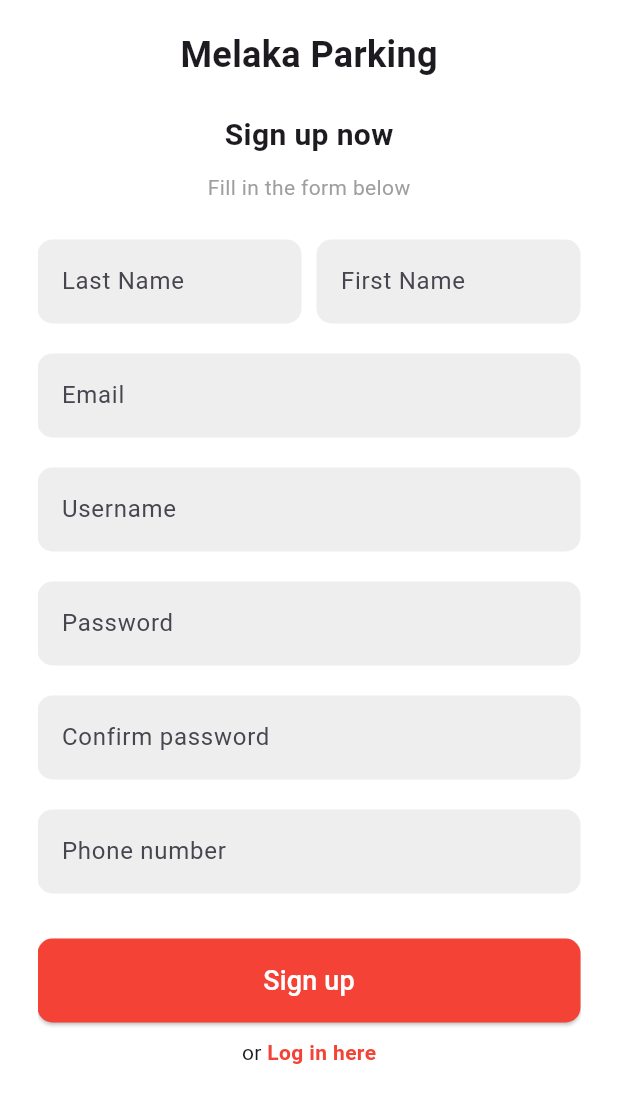
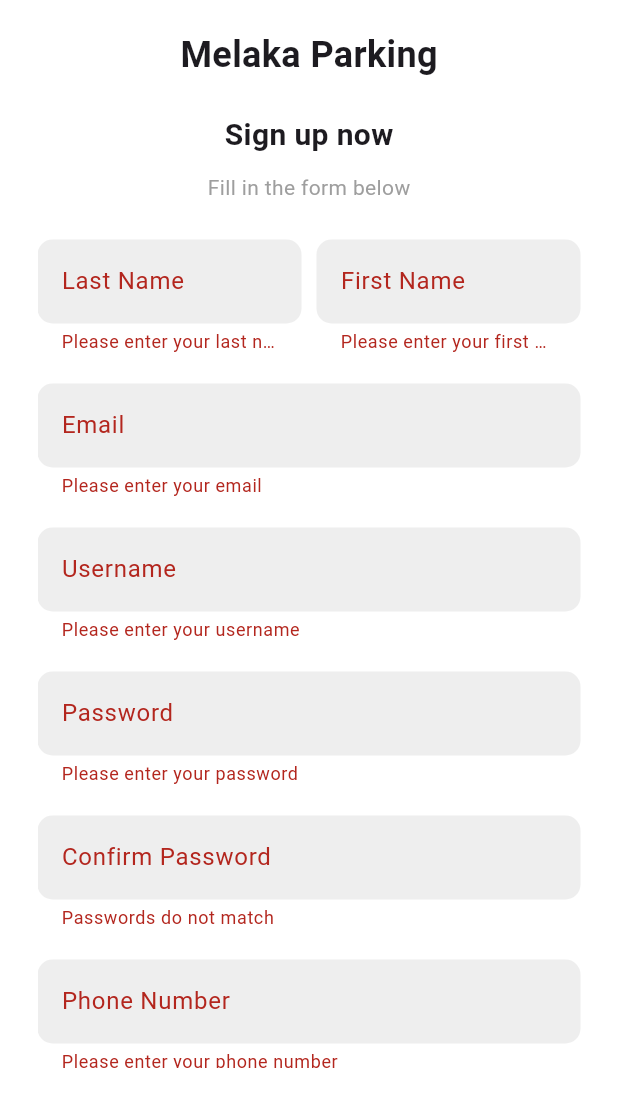
Before and after one commit to github-cweehy/Parking-Management-System, a Flutter app: the SignUpPage screen opened directly, scrolled down 58 dp, after a tap on "Sign up", on a phone screen of 412 x 824 dp, the part 131-1236 px from its top. Run offline on Flutter 3.47's test engine with Material 3 defaults, Android fonts, the phone set to English and light mode, and no system bars; our stand-ins replace cloud_firestore, firebase_core; accounts and stored records are empty.

Commit message:
new file:   parking_management_system/.vscode/settings.json 	modified:   parking_management_system/android/app/build.gradle 	modified:   parking_management_system/android/gradle.properties 	modified:   parking_management_system/lib/main.dart 	new file:   parking_management_system/lib/profile.dart 	modified:   parking_management_system/lib/signup.dart 	modified:   parking_management_system/macos/Flutter/GeneratedPluginRegistrant.swift 	modified:   parking_management_system/pubspec.lock 	modified:   parking_management_system/pubspec.yaml 	modified:   parking_management_system/windows/flutter/generated_plugin_registrant.cc 	modified:   parking_management_system/windows/flutter/generated_plugins.cmake

```diff
--- a/parking_management_system/lib/main.dart
+++ b/parking_management_system/lib/main.dart
@@ -2,11 +2,13 @@ import 'package:firebase_core/firebase_core.dart';
 import 'package:flutter/material.dart';
 import 'login.dart';
 
-void main() async{
+void main() async {
   WidgetsFlutterBinding.ensureInitialized();
   await Firebase.initializeApp();
   runApp(MyApp());
 }
+
+
 
 class MyApp extends StatelessWidget {
   @override
--- a/parking_management_system/lib/signup.dart
+++ b/parking_management_system/lib/signup.dart
@@ -1,8 +1,67 @@
 import 'package:flutter/material.dart';
+import 'package:cloud_firestore/cloud_firestore.dart';
 import 'login.dart';
 
+class SignUpPage extends StatefulWidget {
+  @override
+  _SignUpPageState createState() => _SignUpPageState();
+}
 
-class SignUpPage extends StatelessWidget {
+class _SignUpPageState extends State<SignUpPage> {
+  final FirebaseFirestore _firestore = FirebaseFirestore.instance;
+
+  final _formKey = GlobalKey<FormState>();
+  String? firstName;
+  String? lastName;
+  String? email;
+  String? username;
+  String? password;
+  String? phoneNumber;
+
+  Future<void> signUp() async {
+    // Check if all fields pass validation
+    if (_formKey.currentState!.validate()) {
+      try {
+        // Check for existing email in Firestore
+        final QuerySnapshot result = await _firestore
+            .collection('users')
+            .where('email', isEqualTo: email)
+            .get();
+
+        final List<DocumentSnapshot> documents = result.docs;
+
+        // If the email already exists, show an error message
+        if (documents.isNotEmpty) {
+          ScaffoldMessenger.of(context).showSnackBar(
+            SnackBar(content: Text('Email already exists. Please use another email.')),
+          );
+          return;
+        }
+
+        // Add user details to Firestore
+        await _firestore.collection('users').add({
+          'first_name': firstName,
+          'last_name': lastName,
+          'email': email,
+          'username': username,
+          'phone_number': phoneNumber,
+        });
+
+        // Navigate to the LoginPage
+        Navigator.push(
+          context,
+          MaterialPageRoute(builder: (context) => LoginPage()),
+        );
+      } catch (e) {
+        // Handle error (e.g., show error message)
+        print(e);
+        ScaffoldMessenger.of(context).showSnackBar(
+          SnackBar(content: Text('An error occurred. Please try again.')),
+        );
+      }
+    }
+  }
+
   @override
   Widget build(BuildContext context) {
     return Scaffold(
@@ -11,6 +70,8 @@ class SignUpPage extends StatelessWidget {
         padding: const EdgeInsets.all(25.0),
         child: Center(
           child: SingleChildScrollView(
+            child: Form(
+              key: _formKey,
               child: Column(
                 mainAxisAlignment: MainAxisAlignment.center,
                 children: [
@@ -55,7 +116,8 @@ class SignUpPage extends StatelessWidget {
                   Row(
                     children: [
                       Expanded(
-                      child: TextField(
+                        child: TextFormField(
+                          onChanged: (value) => lastName = value,
                           decoration: InputDecoration(
                             labelText: 'Last Name',
                             filled: true,
@@ -65,12 +127,18 @@ class SignUpPage extends StatelessWidget {
                               borderSide: BorderSide.none,
                             ),
                           ),
+                          validator: (value) {
+                            if (value == null || value.isEmpty) {
+                              return 'Please enter your last name';
+                            }
+                            return null;
+                          },
                         ),
                       ),
                       const SizedBox(width: 10),
-
                       Expanded(
-                      child: TextField(
+                        child: TextFormField(
+                          onChanged: (value) => firstName = value,
                           decoration: InputDecoration(
                             labelText: 'First Name',
                             filled: true,
@@ -80,6 +148,12 @@ class SignUpPage extends StatelessWidget {
                               borderSide: BorderSide.none,
                             ),
                           ),
+                          validator: (value) {
+                            if (value == null || value.isEmpty) {
+                              return 'Please enter your first name';
+                            }
+                            return null;
+                          },
                         ),
                       ),
                     ],
@@ -87,7 +161,8 @@ class SignUpPage extends StatelessWidget {
                   const SizedBox(height: 20),
 
                   // Email Field
-                TextField(
+                  TextFormField(
+                    onChanged: (value) => email = value,
                     decoration: InputDecoration(
                       labelText: 'Email',
                       filled: true,
@@ -97,26 +172,43 @@ class SignUpPage extends StatelessWidget {
                         borderSide: BorderSide.none,
                       ),
                     ),
+                    validator: (value) {
+                      if (value == null || value.isEmpty) {
+                        return 'Please enter your email';
+                      }
+                      if (!RegExp(r'\S+@\S+\.\S+').hasMatch(value)) {
+                        return 'Please enter a valid email';
+                      }
+                      return null;
+                    },
                   ),
                   const SizedBox(height: 20),
 
                   // Username Field
-                TextField(
+                  TextFormField(
+                    onChanged: (value) => username = value,
                     decoration: InputDecoration(
                       labelText: 'Username',
                       filled: true,
                       fillColor: Colors.grey[200],
-                    border:OutlineInputBorder(
+                      border: OutlineInputBorder(
                         borderRadius: BorderRadius.circular(10),
                         borderSide: BorderSide.none,
                       ),
                     ),
+                    validator: (value) {
+                      if (value == null || value.isEmpty) {
+                        return 'Please enter your username';
+                      }
+                      return null;
+                    },
                   ),
                   const SizedBox(height: 20),
 
                   // Password Field
-                TextField(
+                  TextFormField(
                     obscureText: true,
+                    onChanged: (value) => password = value,
                     decoration: InputDecoration(
                       labelText: 'Password',
                       filled: true,
@@ -126,14 +218,23 @@ class SignUpPage extends StatelessWidget {
                         borderSide: BorderSide.none,
                       ),
                     ),
+                    validator: (value) {
+                      if (value == null || value.isEmpty) {
+                        return 'Please enter your password';
+                      }
+                      if (value.length < 6) {
+                        return 'Password must be at least 6 characters long';
+                      }
+                      return null;
+                    },
                   ),
                   const SizedBox(height: 20),
 
                   // Confirm Password Field
-                TextField(
+                  TextFormField(
                     obscureText: true,
                     decoration: InputDecoration(
-                    labelText: 'Confirm password',
+                      labelText: 'Confirm Password',
                       filled: true,
                       fillColor: Colors.grey[200],
                       border: OutlineInputBorder(
@@ -141,13 +242,20 @@ class SignUpPage extends StatelessWidget {
                         borderSide: BorderSide.none,
                       ),
                     ),
+                    validator: (value) {
+                      if (value != password) {
+                        return 'Passwords do not match';
+                      }
+                      return null;
+                    },
                   ),
                   const SizedBox(height: 20),
 
                   // Phone Number Field
-                TextField(
+                  TextFormField(
+                    onChanged: (value) => phoneNumber = value,
                     decoration: InputDecoration(
-                    labelText: 'Phone number',
+                      labelText: 'Phone Number',
                       filled: true,
                       fillColor: Colors.grey[200],
                       border: OutlineInputBorder(
@@ -155,6 +263,12 @@ class SignUpPage extends StatelessWidget {
                         borderSide: BorderSide.none,
                       ),
                     ),
+                    validator: (value) {
+                      if (value == null || value.isEmpty) {
+                        return 'Please enter your phone number';
+                      }
+                      return null;
+                    },
                   ),
                   const SizedBox(height: 30),
 
@@ -162,9 +276,7 @@ class SignUpPage extends StatelessWidget {
                   SizedBox(
                     width: double.infinity,
                     child: ElevatedButton(
-                    onPressed: () {
-                      // Handle sign-up logic here
-                    },
+                      onPressed: signUp,
                       style: ElevatedButton.styleFrom(
                         backgroundColor: Colors.red,
                         padding: const EdgeInsets.symmetric(vertical: 15),
@@ -207,6 +319,7 @@ class SignUpPage extends StatelessWidget {
             ),
           ),
         ),
+      ),
     );
   }
 }
--- a/parking_management_system/pubspec.yaml
+++ b/parking_management_system/pubspec.yaml
@@ -11,10 +11,13 @@ environment:
 dependencies:
   flutter:
     sdk: flutter
-
   english_words: ^4.0.0
   provider: ^6.0.0
   firebase_core: ^3.6.0
+  firebase_auth: ^5.3.1
+  firebase_storage: ^12.3.4
+  cloud_firestore: ^5.4.4
+
 
 dev_dependencies:
   flutter_test:
```
Also changed, not shown: parking_management_system/lib/profile.dart (added, +126 -0 lines), parking_management_system/pubspec.lock, 5 other files. Lines whose indentation alone changed are shown as unchanged.
